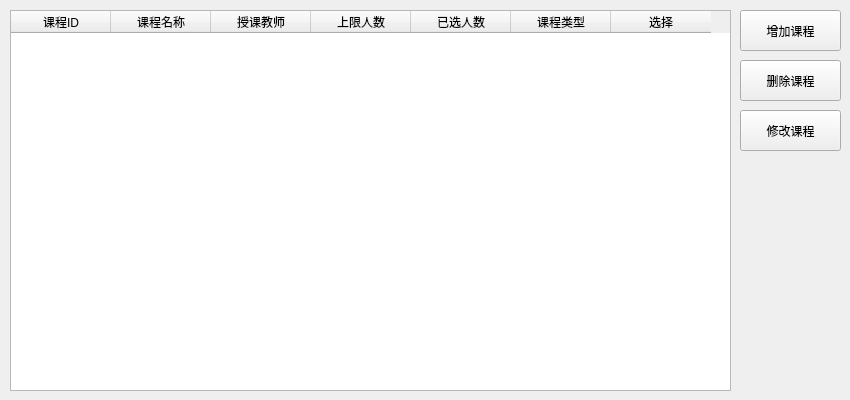
Qt form Student Manage System/CourseWidget.ui (BakaSea/Student-Manage-System) before a commit.
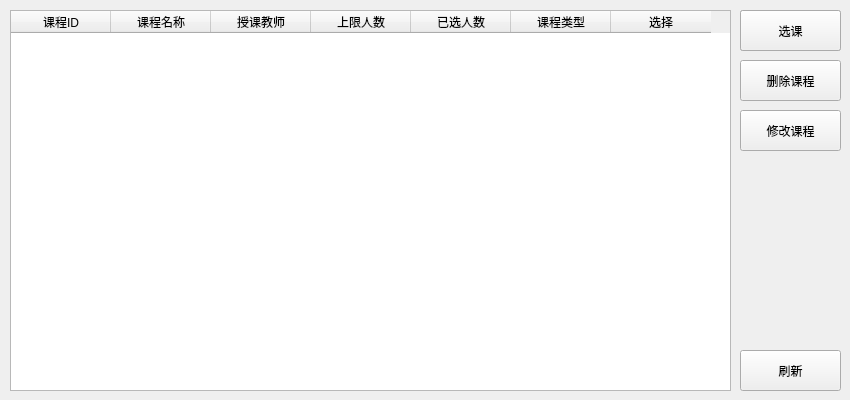
The same form after that commit.

Commit message: Add course manager and some student function

What changed in the file:
```diff
--- a/Student Manage System/CourseWidget.ui
+++ b/Student Manage System/CourseWidget.ui
@@ -124,6 +124,32 @@
     <string>修改课程</string>
    </property>
   </widget>
+  <widget class="QPushButton" name="btnRefresh">
+   <property name="geometry">
+    <rect>
+     <x>740</x>
+     <y>350</y>
+     <width>101</width>
+     <height>41</height>
+    </rect>
+   </property>
+   <property name="text">
+    <string>刷新</string>
+   </property>
+  </widget>
+  <widget class="QPushButton" name="btnSelectCourse">
+   <property name="geometry">
+    <rect>
+     <x>740</x>
+     <y>10</y>
+     <width>101</width>
+     <height>41</height>
+    </rect>
+   </property>
+   <property name="text">
+    <string>选课</string>
+   </property>
+  </widget>
  </widget>
  <layoutdefault spacing="6" margin="11"/>
  <resources/>
```
Left out of the diff: 34 changed lines with no effect on the pictures. The commit also changes 26 other files.
